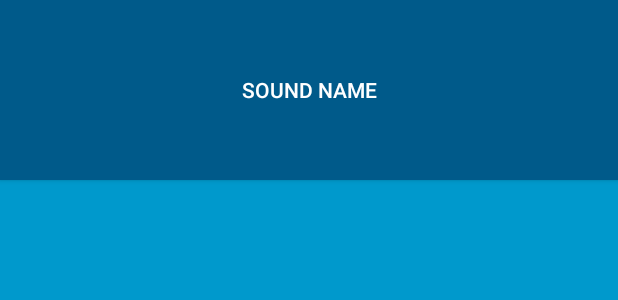
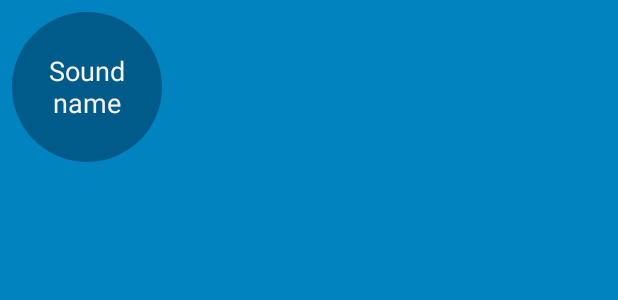
Before and after one commit to gooin1/BeatBox, an Android app: the layout list_item_sound.xml on its own in the app's theme, with its tools: preview values and no code run, on a phone screen of 412 x 824 dp. Shown: the top 300 px of the screen. Run offline under Robolectric (Android 15) with nearby library versions, the phone set to English and light mode, and no system bars.

Commit message:
按钮样式-按下显示另外一种颜色

```diff
--- /dev/null
+++ b/app/src/main/res/drawable/button_beatbox.xml
@@ -0,0 +1,7 @@
+<?xml version="1.0" encoding="utf-8"?>
+<selector xmlns:android="http://schemas.android.com/apk/res/android">
+    <item android:drawable="@drawable/button_beatbox_pressed"
+          android:state_pressed="true"/>
+    <item android:drawable="@drawable/button_beatbox_normal"/>
+
+</selector>
--- /dev/null
+++ b/app/src/main/res/drawable/button_beatbox_normal.xml
@@ -0,0 +1,8 @@
+<?xml version="1.0" encoding="utf-8"?>
+<shape xmlns:android="http://schemas.android.com/apk/res/android"
+    android:shape="oval">
+
+    <solid
+        android:color="@color/dark_blue"/>
+
+</shape>
--- /dev/null
+++ b/app/src/main/res/drawable/button_beatbox_pressed.xml
@@ -0,0 +1,25 @@
+<?xml version="1.0" encoding="utf-8"?>
+
+<layer-list xmlns:android="http://schemas.android.com/apk/res/android">
+<item>
+    <shape
+    android:shape="oval">
+    <solid
+        android:color="@color/red"/>
+
+    </shape>
+
+</item>
+
+    <item>
+        <shape
+            android:shape="oval">
+            <stroke
+                android:width="4dp"
+                android:color="@color/dark_red"/>
+
+        </shape>
+
+    </item>
+
+</layer-list>
--- a/app/src/main/res/layout/list_item_sound.xml
+++ b/app/src/main/res/layout/list_item_sound.xml
@@ -1,8 +1,20 @@
 <?xml version="1.0" encoding="utf-8"?>
-<Button xmlns:android="http://schemas.android.com/apk/res/android"
+<FrameLayout xmlns:android="http://schemas.android.com/apk/res/android"
         xmlns:tools="http://schemas.android.com/tools"
+        android:layout_margin="8dp"
+        android:layout_width="wrap_content"
+        android:layout_height="wrap_content"
+       >
+    <Button
+        android:layout_width="100dp"
+        android:layout_height="100dp"
         android:id="@+id/button"
+        android:layout_gravity="center"
+        android:text="Sound name"
 
-        android:layout_width="match_parent"
-        android:layout_height="120dp"
-        tools:text="Sound name"/>
+        />
+
+
+
+
+    </FrameLayout>
--- a/app/src/main/res/values-v21/styles.xml
+++ /dev/null
@@ -1,17 +0,0 @@
-<?xml version="1.0" encoding="utf-8"?>
-<resources>
-    <style name="AppTheme" parent="Theme.AppCompat">
-    <item name="colorPrimary">@color/colorPrimary</item>
-    <item name="colorPrimaryDark">@color/colorPrimaryDark</item>
-    <item name="colorAccent">@color/gray</item>
-        <item name="android:colorBackground">@android:color/holo_blue_dark</item>
-        <item name="android:buttonStyle">@style/BeatBoxButton</item>
-
-    </style>
-
-
-    <style name="BeatBoxButton" parent="android:Widget.Material.Button">
-        <item name="android:background">@color/dark_blue</item>
-        <item name="android:buttonStyle">@style/BeatBoxButton</item>
-    </style>
-</resources>
--- a/app/src/main/res/values/styles.xml
+++ b/app/src/main/res/values/styles.xml
@@ -1,25 +1,16 @@
 <resources>
 
-    <!-- Base application theme. -->
     <style name="AppTheme" parent="Theme.AppCompat">
-        <item name="colorPrimary">@color/colorPrimary</item>
-        <item name="colorPrimaryDark">@color/colorPrimaryDark</item>
+        <item name="colorPrimary">@color/red</item>
+        <item name="colorPrimaryDark">@color/dark_red</item>
         <item name="colorAccent">@color/gray</item>
 
-        <item name="android:colorBackground">@android:color/holo_blue_dark</item>
+        <item name="android:colorBackground">@color/soothing_blue</item>
         <item name="android:buttonStyle">@style/BeatBoxButton</item>
-        <item name="android:textColorPrimary">@color/abc_background_cache_hint_selector_material_light</item>
-
-
-        <!-- Customize your theme here. -->
     </style>
 
-    <style name="BeatBoxButton" parent="android:Widget.Holo.Button">
-        <item name="android:background">@color/dark_blue</item>
-        <item name="buttonStyle">@style/BeatBoxButton</item>
+    <style name="BeatBoxButton" parent="android:style/Widget.Holo.Button">
+        <item name="android:background">@drawable/button_beatbox</item>
     </style>
 
-
-
-
 </resources>
```
